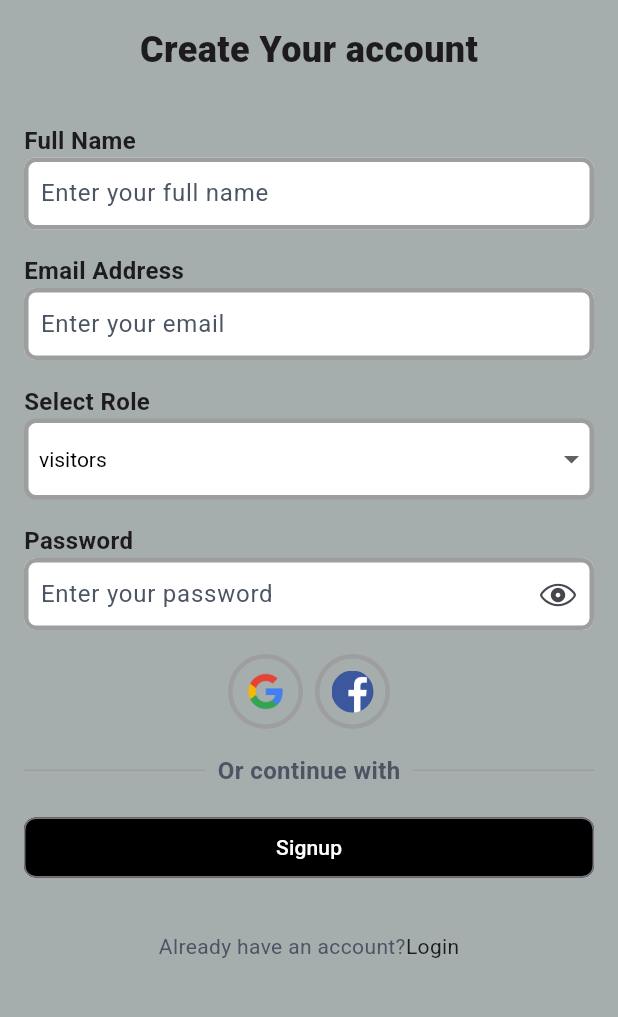
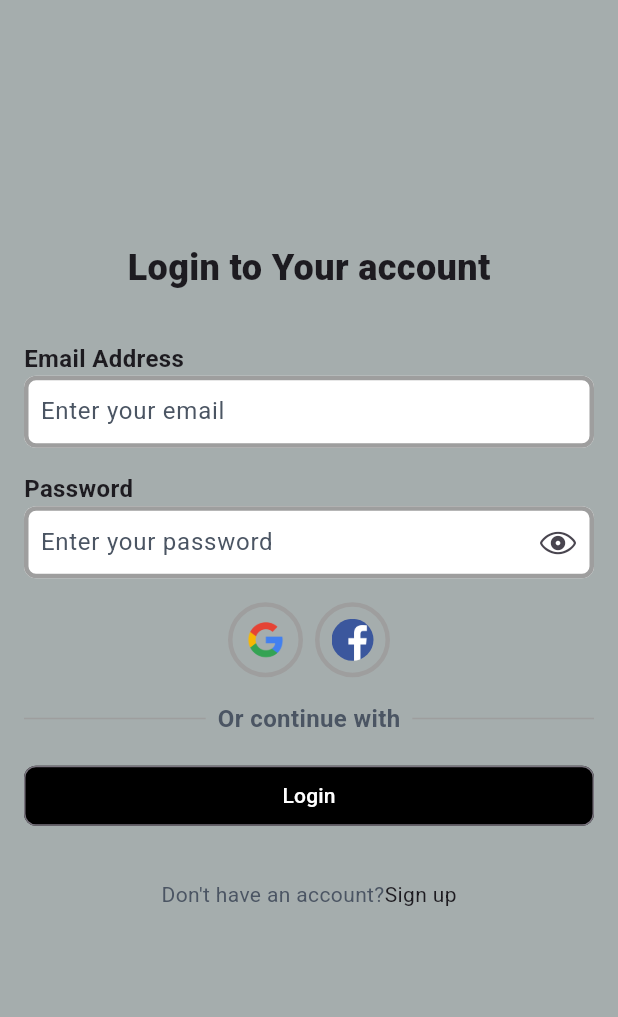
Before and after one commit to nareshgupta99/moksha_marg_flutter, a Flutter app: the screen it shows after launch, on a phone screen of 412 x 824 dp, the part 84-1101 px from its top. Run offline on Flutter 3.47's test engine with Material 3 defaults, Android fonts, the phone set to English and light mode, and no system bars; our stand-ins replace carousel_slider, flutter_screenutil, get.

Commit message:
login view completed

```diff
--- /dev/null
+++ b/lib/component/authentication/login/login.dart
@@ -0,0 +1,63 @@
+import 'package:flutter/material.dart';
+import 'package:get/get.dart';
+import 'package:moksha_marg/reusable/buttons.dart';
+import 'package:moksha_marg/reusable/dividers.dart';
+import 'package:moksha_marg/reusable/navigation.dart';
+import 'package:moksha_marg/reusable/social_links.dart';
+import 'package:moksha_marg/reusable/text_field.dart';
+import 'package:moksha_marg/reusable/text_view.dart';
+import 'package:moksha_marg/util/colors_resources.dart';
+
+class LoginView extends StatelessWidget {
+  LoginView({super.key});
+  TextEditingController nameController = TextEditingController();
+  TextEditingController registerPasswordController = TextEditingController();
+  List<String> items = [
+    "visitors",
+    "restaurent partner",
+    "hotel partner",
+    "guide"
+  ];
+
+  @override
+  Widget build(BuildContext context) {
+    return Scaffold(
+      appBar: topNavigaton(),
+      backgroundColor: ColorsResources.backgroundColor,
+      body: Center(child: SingleChildScrollView(child: _body())),
+    );
+  }
+
+  Widget _body() {
+    return Padding(
+      padding: EdgeInsets.symmetric(horizontal: 16,vertical: 16),
+      child: Column(
+        crossAxisAlignment: CrossAxisAlignment.center,
+        children: [
+          heading(text: "Login to Your account"),
+          Padding(
+            padding: EdgeInsets.only(top: 32,bottom: 16),
+            child: customTextField(
+                textFieldLabel: "Email Address",
+                controller: nameController,
+                hintText: "Enter your email"),
+          ),
+          customObsecureTextField(
+              textFieldLabel: "Password",
+              controller: registerPasswordController,
+              hintText: "Enter your password"),
+          Padding(
+            padding: const EdgeInsets.symmetric(vertical: 16),
+            child: socialLogin(),
+          ),
+          customDividersWithText(text: "Or continue with"),
+          Padding(
+            padding:  EdgeInsets.only(top:16,bottom: 32),
+            child: customButton(onPressed: () {}, text: "Login", width: Get.width),
+          ),
+          socialFooter( text1: "Don't have an account?", text2: "Sign up", onTap: () {})
+        ],
+      ),
+    );
+  }
+}
--- a/lib/component/authentication/registration/view/registration.dart
+++ b/lib/component/authentication/registration/view/registration_view.dart
@@ -8,8 +8,8 @@ import 'package:moksha_marg/reusable/text_field.dart';
 import 'package:moksha_marg/reusable/text_view.dart';
 import 'package:moksha_marg/util/colors_resources.dart';
 
-class Registration extends StatelessWidget {
-  Registration({super.key});
+class RegistrationView extends StatelessWidget {
+  RegistrationView({super.key});
   TextEditingController nameController = TextEditingController();
   TextEditingController registerPasswordController = TextEditingController();
   List<String> items = [
@@ -24,7 +24,7 @@ class Registration extends StatelessWidget {
     return Scaffold(
       appBar: topNavigaton(),
       backgroundColor: ColorsResources.backgroundColor,
-      body: SingleChildScrollView(child: _body()),
+      body: Center(child: SingleChildScrollView(child: _body())),
     );
   }
 
--- a/lib/component/home/view/home.dart
+++ b/lib/component/home/view/home_view.dart
@@ -8,8 +8,8 @@ import 'package:moksha_marg/util/colors_resources.dart';
 import 'package:moksha_marg/util/images.dart';
 import 'package:moksha_marg/util/typography_resources.dart';
 
-class Home extends StatelessWidget {
-  Home({super.key});
+class HomeView extends StatelessWidget {
+  HomeView({super.key});
 
   List<String> images = [
     Images.temple1,
--- a/lib/helper/routes_helper.dart
+++ b/lib/helper/routes_helper.dart
@@ -1,16 +1,20 @@
 import 'package:get/get.dart';
-import 'package:moksha_marg/component/authentication/registration/view/registration.dart';
-import 'package:moksha_marg/component/home/view/home.dart';
+import 'package:moksha_marg/component/authentication/login/login.dart';
+import 'package:moksha_marg/component/authentication/registration/view/registration_view.dart';
+import 'package:moksha_marg/component/home/view/home_view.dart';
 
 class RoutesHelper {
   static const String _home = "/home";
   static const String _registration = "/registration ";
+  static const String _login = "/login ";
 
   static String getHome() => _home;
   static String getRegistration() => _registration;
+  static String getLogin() => _login;
 
   static List<GetPage> routes = [
-    GetPage(name: _home, page: () => Home()),
-    GetPage(name: _registration, page: () => Registration())
+    GetPage(name: _home, page: () => HomeView()),
+    GetPage(name: _registration, page: () => RegistrationView()),
+    GetPage(name: _login, page: () => LoginView())
   ];
 }
--- a/lib/main.dart
+++ b/lib/main.dart
@@ -1,6 +1,6 @@
 import 'package:flutter/material.dart';
 import 'package:get/get.dart';
-import 'package:moksha_marg/component/authentication/registration/view/registration.dart';
+import 'package:moksha_marg/component/authentication/login/login.dart';
 
 
 void main() {
@@ -16,7 +16,7 @@ class MokshaMarg extends StatelessWidget {
       debugShowCheckedModeBanner: false,
       // initialRoute: RoutesHelper.getHome(),
       // getPages: RoutesHelper.routes,
-      home: Registration(),
+      home: LoginView(),
     );
   }
 }
```
